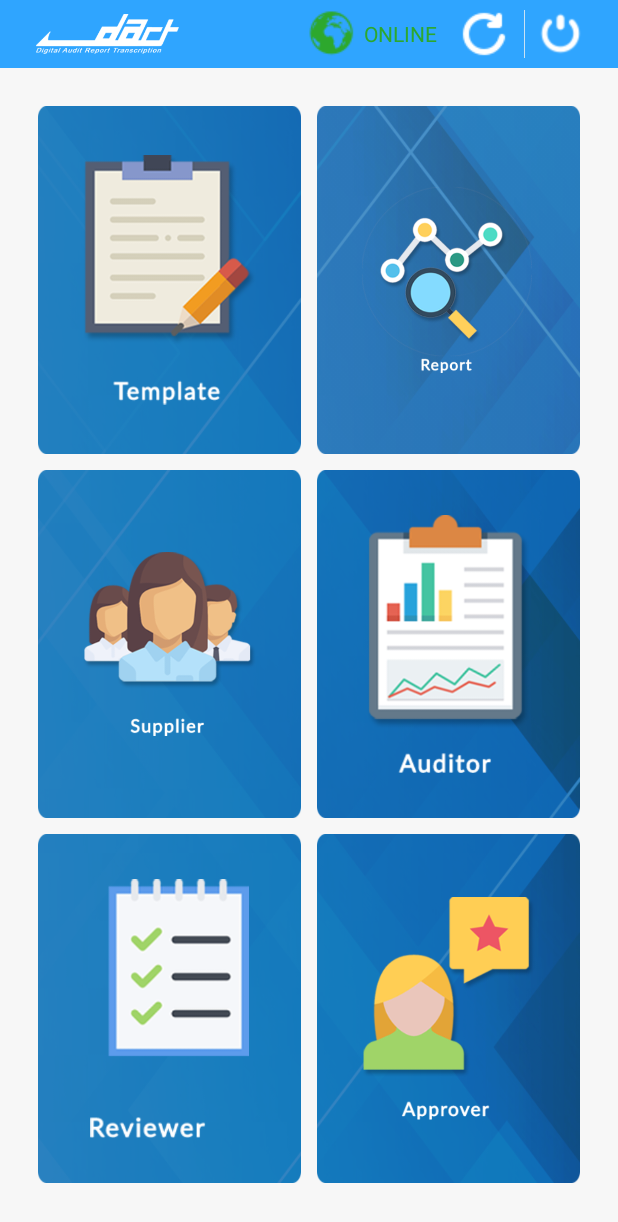
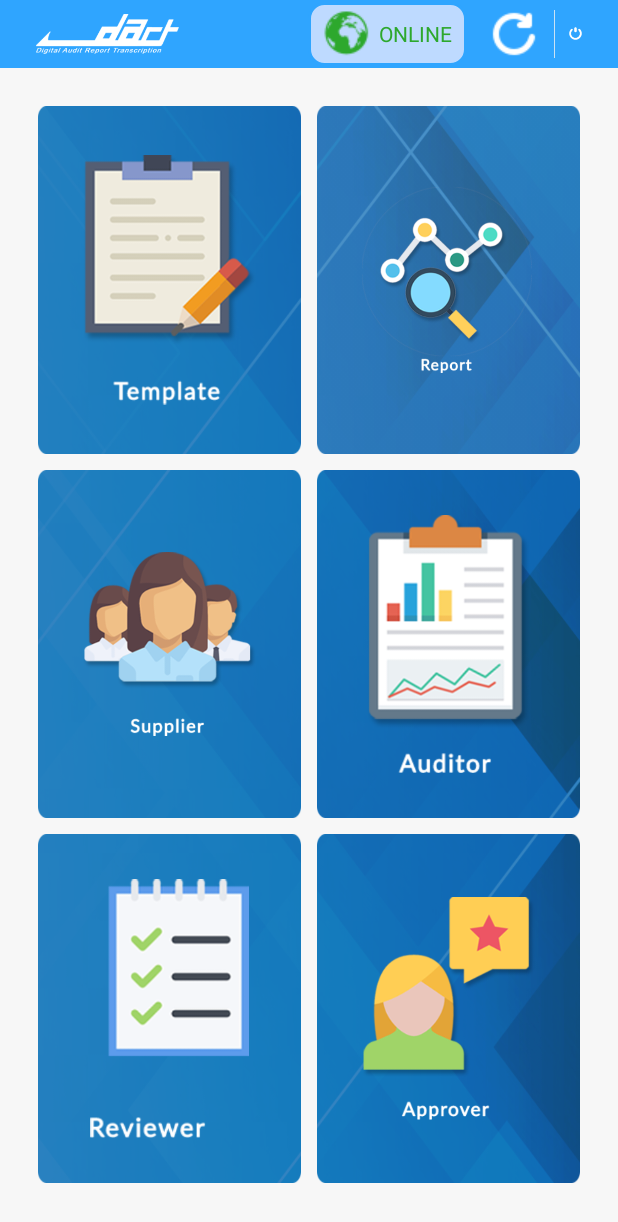
Before and after one commit to mobiledev2014/DART_RxJavaResDev, an Android app: the HomeActivity screen opened directly, with no data from a screen before it, after a tap on an icon or button, on a phone screen of 412 x 824 dp. Shown: the top 1222 px of the screen. Run offline under Robolectric (Android 15) with nearby library versions, the light colour scheme and no system bars; our stand-ins replace ButterKnife; libraries missing offline, so code that uses them is left out: com.orm; 5 statements that could not run were skipped.

Commit message:
Added status to reviewer and approver. Fixed home function on logo/icon

```diff
--- a/app/src/main/java/com/unilab/gmp/activity/HomeActivity.java
+++ b/app/src/main/java/com/unilab/gmp/activity/HomeActivity.java
@@ -20,6 +20,7 @@ import android.view.WindowManager;
 import android.widget.Button;
 import android.widget.FrameLayout;
 import android.widget.ImageView;
+import android.widget.LinearLayout;
 import android.widget.TextView;
 
 import com.unilab.gmp.R;
@@ -74,6 +75,8 @@ public class HomeActivity extends AppCompatActivity {
     ImageView ivIndicator;
     @BindView(R.id.tv_indicator)
     TextView tvIndicator;
+    @BindView(R.id.ll_online_indicator)
+    LinearLayout llOnlineIndicator;
 
     CountDownTimer countDownTimer;
 
@@ -400,9 +403,16 @@ public class HomeActivity extends AppCompatActivity {
 
     @OnClick(R.id.iv_logo)
     public void onViewClicked() {
+        if (Variable.menu){
+            FragmentManager fragmentManager = getSupportFragmentManager();
+            fragmentManager.popBackStack(null, FragmentManager.POP_BACK_STACK_INCLUSIVE);
+            fragmentManager.beginTransaction()
+                    .replace(R.id.fl_content, new HomeFragment()).addToBackStack(null).commit();
+        }
     }
 
     public void onlineIndicator(boolean ind) {
+        llOnlineIndicator.setVisibility(View.VISIBLE);
         if (ind) {
             tvIndicator.setText("ONLINE");
             tvIndicator.setTextColor(Color.parseColor("#2da82d"));
--- a/app/src/main/java/com/unilab/gmp/fragment/ApproverFragment.java
+++ b/app/src/main/java/com/unilab/gmp/fragment/ApproverFragment.java
@@ -72,7 +72,7 @@ public class ApproverFragment extends Fragment {
         sharedPref = new SharedPreferenceManager(context);
 
         approverModel = new ApproverModel();
-        approverList = ApproverModel.listAll(ApproverModel.class, "createdate DESC");
+        approverList = ApproverModel.find(ApproverModel.class, "status = '1'");
         Log.d("SIZE", approverList.size() + "");
         approverAdapter = new ApproverAdapter(context, approverList);
         lvApproverList.setAdapter(approverAdapter);
--- a/app/src/main/java/com/unilab/gmp/fragment/ReviewerFragment.java
+++ b/app/src/main/java/com/unilab/gmp/fragment/ReviewerFragment.java
@@ -52,6 +52,7 @@ public class ReviewerFragment extends Fragment {
 
     ReviewerModel reviewerModel = new ReviewerModel();
     List<ReviewerModel> reviewerList;
+    List<ReviewerModel> reviewerListall;
     SharedPreferenceManager sharedPref;
 
     ReviewerAdapter reviewerAdapter;
@@ -71,7 +72,8 @@ public class ReviewerFragment extends Fragment {
         sharedPref = new SharedPreferenceManager(context);
 
         reviewerModel = new ReviewerModel();
-        reviewerList = ReviewerModel.listAll(ReviewerModel.class, "createdate DESC");
+        //reviewerListall = ReviewerModel.listAll(ReviewerModel.class, "createdate DESC");
+        reviewerList = ReviewerModel.find(ReviewerModel.class, "status = '1'");
         Log.d("SIZE", reviewerList.size() + "");
         reviewerAdapter = new ReviewerAdapter(context, reviewerList);
         lvReviewerList.setAdapter(reviewerAdapter);
--- a/app/src/main/java/com/unilab/gmp/model/ApproverModel.java
+++ b/app/src/main/java/com/unilab/gmp/model/ApproverModel.java
@@ -22,4 +22,5 @@ public class ApproverModel extends SugarRecord {
     String create_date;
     String update_date;
     String email;
+    String status;
 }
--- a/app/src/main/java/com/unilab/gmp/model/ReviewerModel.java
+++ b/app/src/main/java/com/unilab/gmp/model/ReviewerModel.java
@@ -22,4 +22,5 @@ public class ReviewerModel extends SugarRecord {
     String create_date;
     String update_date;
     String email;
+    String status;
 }
--- /dev/null
+++ b/app/src/main/res/drawable/online_indicator_field.xml
@@ -0,0 +1,11 @@
+<?xml version="1.0" encoding="utf-8"?>
+<shape xmlns:android="http://schemas.android.com/apk/res/android"
+    android:shape="rectangle" android:padding="10dp">
+    <solid android:color="#bedaff"/>
+    <corners
+        android:bottomRightRadius="10dp"
+        android:bottomLeftRadius="10dp"
+        android:topLeftRadius="10dp"
+        android:topRightRadius="10dp"/>
+    <stroke android:width="2dip" android:color="#2fa5ff" />
+</shape>
--- a/app/src/main/res/layout/activity_home.xml
+++ b/app/src/main/res/layout/activity_home.xml
@@ -63,11 +63,18 @@
                 android:orientation="horizontal">
 
                 <LinearLayout
+                    android:id="@+id/ll_online_indicator"
                     android:layout_width="wrap_content"
                     android:layout_height="wrap_content"
                     android:orientation="horizontal"
                     android:layout_marginRight="10dp"
-                    android:gravity="center">
+                    android:gravity="center"
+                    android:background="@drawable/online_indicator_field"
+                    android:paddingTop="5dp"
+                    android:paddingBottom="5dp"
+                    android:paddingLeft="10dp"
+                    android:paddingRight="10dp"
+                    android:visibility="invisible">
 
                     <ImageView
                         android:id="@+id/iv_indicator"
```
Also changed, not shown: app/src/main/java/com/unilab/gmp/utility/APICalls.java (+10 -8 lines).
